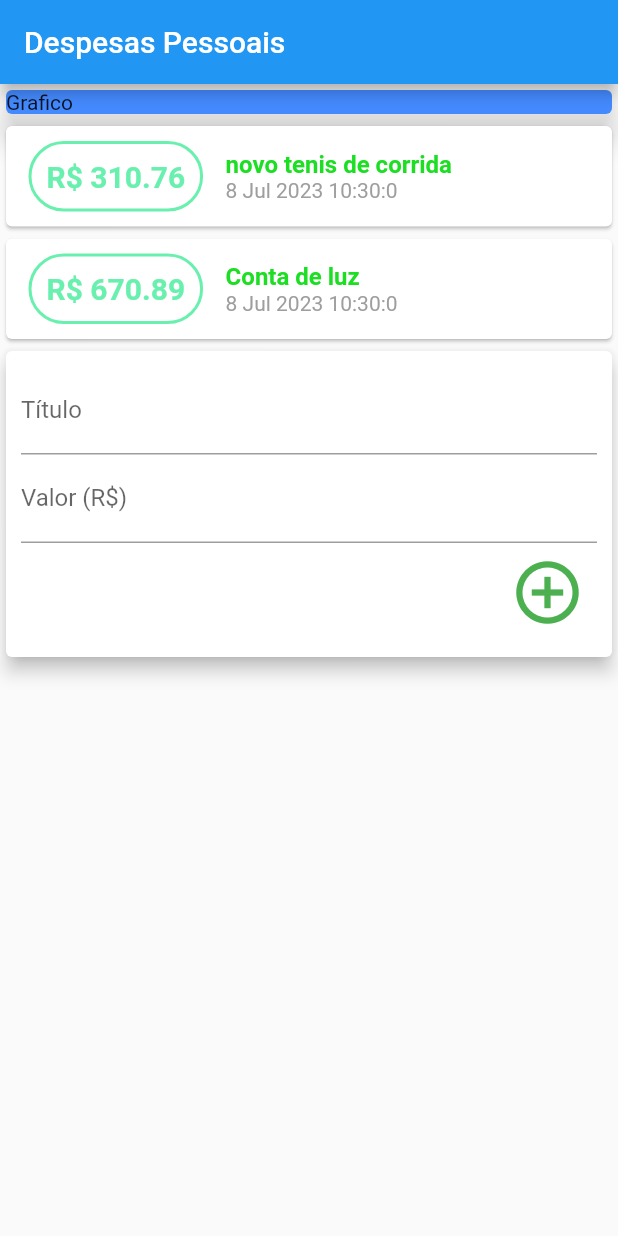
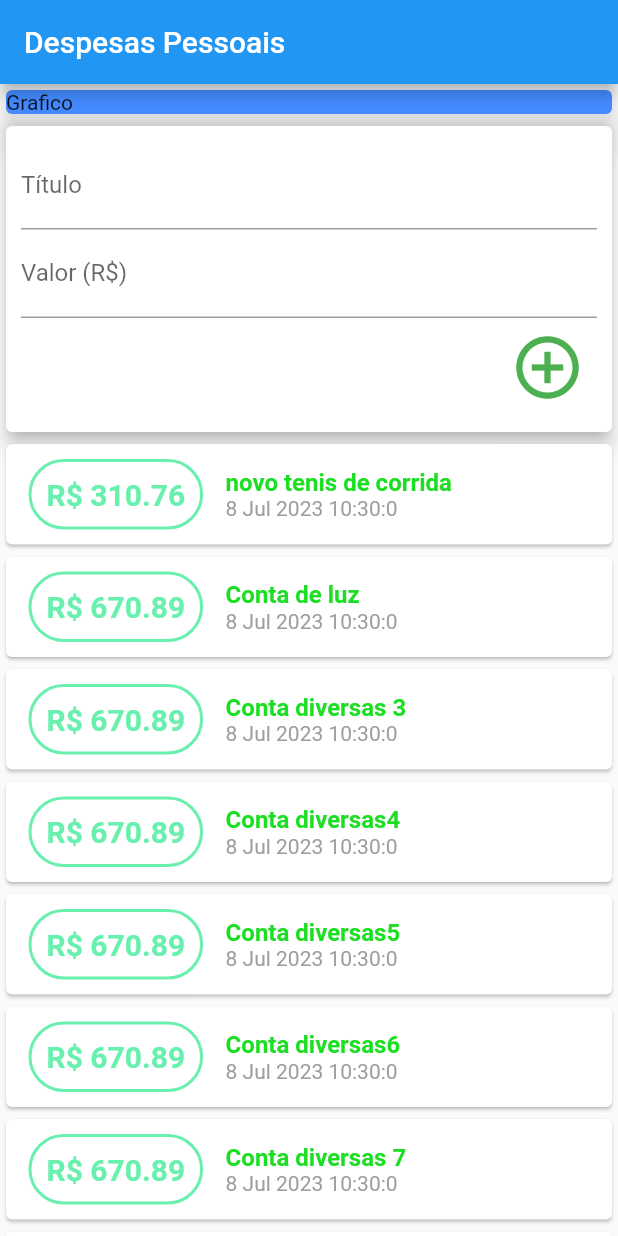
Before and after one commit to CSIRamone/expenses, a Flutter app: the screen it shows after launch, on a phone screen of 412 x 824 dp. Run offline on Flutter 3.47's test engine with Material 2 defaults, Android fonts, the phone set to English and light mode, and no system bars.

```diff
--- a/lib/components/transaction_form.dart
+++ b/lib/components/transaction_form.dart
@@ -4,12 +4,16 @@ class TransactionForm extends StatelessWidget {
   final titleController = TextEditingController();
   final valueController = TextEditingController();
 
+  final void Function(String, double) onSubmit;
+
+  TransactionForm(this.onSubmit);
+
   @override
   Widget build(BuildContext context) {
     return Card(
       elevation: 5,
       child: Padding(
-        padding: EdgeInsets.all(10),
+        padding: const EdgeInsets.all(10),
         child: Column(
           children: [
             TextField(
@@ -29,8 +33,9 @@ class TransactionForm extends StatelessWidget {
               children: [
                 TextButton(
                   onPressed: () {
-                    print(titleController);
-                    print(valueController);
+                    final title = titleController.text;
+                    final value = double.tryParse(valueController.text) ?? 0.0;
+                    onSubmit(title, value);
                   },
                   child: const Icon(
                     Icons.add_circle_outline,
--- a/lib/components/transaction_list.dart
+++ b/lib/components/transaction_list.dart
@@ -9,7 +9,10 @@ class Transaction_list extends StatelessWidget {
 
   @override
   Widget build(BuildContext context) {
-    return Column(
+    return Container(
+      height: 540,
+      child: SingleChildScrollView(
+        child: Column(
           children: transactions.map((tr) {
             return Card(
               child: Row(
@@ -57,6 +60,8 @@ class Transaction_list extends StatelessWidget {
               ),
             );
           }).toList(),
+        ),
+      ),
     );
   }
 }
--- a/lib/components/transaction_user.dart
+++ b/lib/components/transaction_user.dart
@@ -29,6 +29,66 @@ class _TransactionUserState extends State<TransactionUser> {
       value: 670.89,
       date: DateTime.now(),
     ),
+    Transaction(
+      id: 't3',
+      title: 'Conta diversas 3',
+      value: 670.89,
+      date: DateTime.now(),
+    ),
+    Transaction(
+      id: 't4',
+      title: 'Conta diversas4',
+      value: 670.89,
+      date: DateTime.now(),
+    ),
+    Transaction(
+      id: 't5',
+      title: 'Conta diversas5',
+      value: 670.89,
+      date: DateTime.now(),
+    ),
+    Transaction(
+      id: 't6',
+      title: 'Conta diversas6',
+      value: 670.89,
+      date: DateTime.now(),
+    ),
+    Transaction(
+      id: 't7',
+      title: 'Conta diversas 7',
+      value: 670.89,
+      date: DateTime.now(),
+    ),
+    Transaction(
+      id: 't8',
+      title: 'Conta diversas 8',
+      value: 670.89,
+      date: DateTime.now(),
+    ),
+    Transaction(
+      id: 't9',
+      title: 'Conta diversas 9',
+      value: 670.89,
+      date: DateTime.now(),
+    ),
+    Transaction(
+      id: 't10',
+      title: 'Conta diversas 10',
+      value: 670.89,
+      date: DateTime.now(),
+    ),
+    Transaction(
+      id: 't11',
+      title: 'Conta diversas 11',
+      value: 670.89,
+      date: DateTime.now(),
+    ),
+    Transaction(
+      id: 't12',
+      title: 'Conta diversas 12',
+      value: 670.89,
+      date: DateTime.now(),
+    ),
   ];
 
   _addTransaction(String title, double value) {
@@ -39,20 +99,17 @@ class _TransactionUserState extends State<TransactionUser> {
       date: DateTime.now(),
     );
 
-    @override
-    void setState(VoidCallback fn) {
-      // TODO: implement setState
-      super.setState(fn);
+    setState(() {
       _transaction.add(newTransaction);
-    }
+    });
   }
 
   @override
   Widget build(BuildContext context) {
     return Column(
       children: [
+        TransactionForm(_addTransaction),
         Transaction_list(_transaction),
-        TransactionForm(),
       ],
     );
   }
--- a/lib/main.dart
+++ b/lib/main.dart
@@ -18,7 +18,8 @@ class MyHomePage extends StatelessWidget {
       appBar: AppBar(
         title: const Text("Despesas Pessoais"),
       ),
-      body: Column(
+      body: SingleChildScrollView(
+        child: Column(
           // mainAxisAlignment: MainAxisAlignment.spaceAround,
           crossAxisAlignment: CrossAxisAlignment.stretch,
           children: [
@@ -33,6 +34,7 @@ class MyHomePage extends StatelessWidget {
             const TransactionUser(),
           ],
         ),
+      ),
     );
   }
 }
```
Lines whose indentation alone changed are shown as unchanged.
